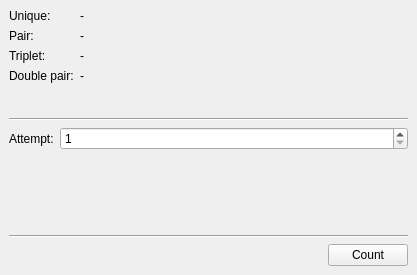
Before: the Qt Designer form Lab1/1/View/Windows/MainWindow.ui in DanilaG/PatternRecognition, drawn with Qt 5.
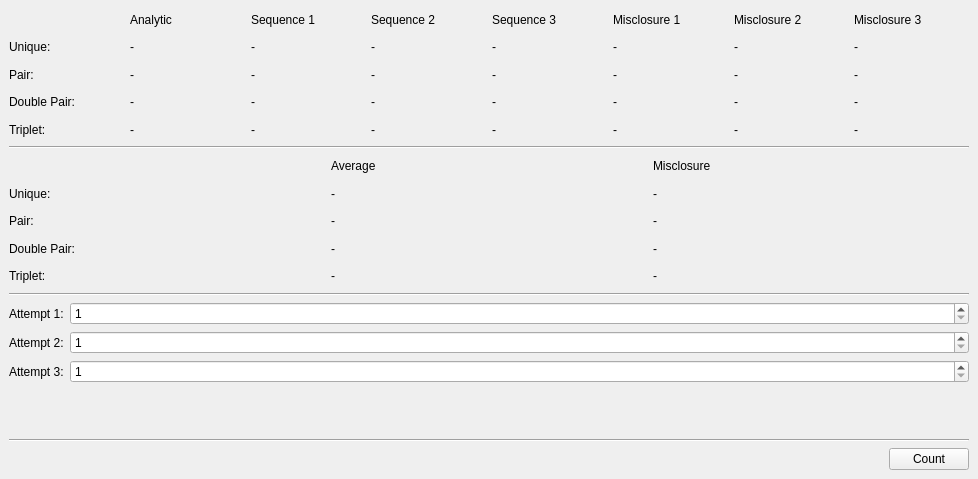
After: the same form once the commit is applied.

Commit message: For 1 task: 1) More information is added in the window. 2) Algorithm is changed.

Patch:
```diff
--- a/Lab1/1/View/Windows/MainWindow.ui
+++ b/Lab1/1/View/Windows/MainWindow.ui
@@ -6,8 +6,8 @@
    <rect>
     <x>0</x>
     <y>0</y>
-    <width>417</width>
-    <height>275</height>
+    <width>978</width>
+    <height>479</height>
    </rect>
   </property>
   <property name="sizePolicy">
@@ -28,64 +28,326 @@
    </property>
    <layout class="QVBoxLayout" name="verticalLayout">
     <item>
-     <layout class="QVBoxLayout" name="MainLayout">
-      <property name="sizeConstraint">
-       <enum>QLayout::SetDefaultConstraint</enum>
-      </property>
-      <item>
-       <layout class="QFormLayout" name="AnswerLayout">
-        <property name="sizeConstraint">
-         <enum>QLayout::SetMaximumSize</enum>
-        </property>
-        <item row="0" column="0">
-         <widget class="QLabel" name="UniqueNameLabel">
+     <layout class="QGridLayout" name="Table1">
+      <item row="2" column="0">
+       <widget class="QLabel" name="PairNameLabel1">
+        <property name="text">
+         <string>Pair:</string>
+        </property>
+       </widget>
+      </item>
+      <item row="1" column="0">
+       <widget class="QLabel" name="UniqueNameLabel1">
           <property name="text">
            <string>Unique:</string>
           </property>
          </widget>
         </item>
+      <item row="0" column="4">
+       <widget class="QLabel" name="SeqAns3NameLabel">
+        <property name="text">
+         <string>Sequence 3</string>
+        </property>
+       </widget>
+      </item>
+      <item row="3" column="5">
+       <widget class="QLabel" name="DoublePairMisc1Label">
+        <property name="text">
+         <string>-</string>
+        </property>
+       </widget>
+      </item>
+      <item row="3" column="4">
+       <widget class="QLabel" name="DoublePairAns3Label">
+        <property name="text">
+         <string>-</string>
+        </property>
+       </widget>
+      </item>
+      <item row="0" column="2">
+       <widget class="QLabel" name="SeqAns1NameLabel">
+        <property name="text">
+         <string>Sequence 1</string>
+        </property>
+       </widget>
+      </item>
         <item row="0" column="1">
-         <widget class="QLabel" name="UniqueAnsLabel">
+       <widget class="QLabel" name="AnalyticAnsNameLabel">
           <property name="text">
+         <string>Analytic</string>
+        </property>
+       </widget>
+      </item>
+      <item row="1" column="3">
+       <widget class="QLabel" name="UniqueAns2Label">
+        <property name="text">
            <string>-</string>
           </property>
          </widget>
         </item>
-        <item row="1" column="0">
-         <widget class="QLabel" name="PairNameLabel">
+      <item row="1" column="1">
+       <widget class="QLabel" name="UniqueAnalyticAnsLabel">
           <property name="text">
-           <string>Pair:</string>
+         <string>-</string>
           </property>
          </widget>
         </item>
-        <item row="2" column="0">
-         <widget class="QLabel" name="TripletNameLabel">
+      <item row="2" column="1">
+       <widget class="QLabel" name="PairAnalyticAnsLabel">
+        <property name="text">
+         <string>-</string>
+        </property>
+       </widget>
+      </item>
+      <item row="3" column="1">
+       <widget class="QLabel" name="DoublePairAnalyticAnsLabel">
+        <property name="text">
+         <string>-</string>
+        </property>
+       </widget>
+      </item>
+      <item row="4" column="3">
+       <widget class="QLabel" name="TripletAns2Label">
+        <property name="text">
+         <string>-</string>
+        </property>
+       </widget>
+      </item>
+      <item row="4" column="0">
+       <widget class="QLabel" name="TripletNameLabel1">
           <property name="text">
            <string>Triplet:</string>
           </property>
          </widget>
         </item>
         <item row="3" column="0">
-         <widget class="QLabel" name="DoublePairNameLabel">
+       <widget class="QLabel" name="DoublePairNameLabel1">
           <property name="text">
-           <string>Double pair:</string>
+         <string>Double Pair:</string>
           </property>
          </widget>
         </item>
-        <item row="1" column="1">
+      <item row="1" column="5">
+       <widget class="QLabel" name="UniqueMisc1Label">
+        <property name="text">
+         <string>-</string>
+        </property>
+       </widget>
+      </item>
+      <item row="1" column="2">
+       <widget class="QLabel" name="UniqueAns1Label">
+        <property name="text">
+         <string>-</string>
+        </property>
+       </widget>
+      </item>
+      <item row="2" column="5">
+       <widget class="QLabel" name="PairMisc1Label">
+        <property name="text">
+         <string>-</string>
+        </property>
+       </widget>
+      </item>
+      <item row="0" column="3">
+       <widget class="QLabel" name="SeqAns2NameLabel">
+        <property name="text">
+         <string>Sequence 2</string>
+        </property>
+       </widget>
+      </item>
+      <item row="2" column="2">
+       <widget class="QLabel" name="PairAns1Label">
+        <property name="text">
+         <string>-</string>
+        </property>
+       </widget>
+      </item>
+      <item row="1" column="4">
+       <widget class="QLabel" name="UniqueAns3Label">
+        <property name="text">
+         <string>-</string>
+        </property>
+       </widget>
+      </item>
+      <item row="4" column="1">
+       <widget class="QLabel" name="TripletAnalyticAnsLabel">
+        <property name="text">
+         <string>-</string>
+        </property>
+       </widget>
+      </item>
+      <item row="3" column="3">
+       <widget class="QLabel" name="DoublePairAns2Label">
+        <property name="text">
+         <string>-</string>
+        </property>
+       </widget>
+      </item>
+      <item row="3" column="2">
+       <widget class="QLabel" name="DoublePairAns1Label">
+        <property name="text">
+         <string>-</string>
+        </property>
+       </widget>
+      </item>
+      <item row="0" column="5">
+       <widget class="QLabel" name="Misc1NameLabel">
+        <property name="text">
+         <string>Misclosure 1</string>
+        </property>
+       </widget>
+      </item>
+      <item row="2" column="3">
+       <widget class="QLabel" name="PairAns2Label">
+        <property name="text">
+         <string>-</string>
+        </property>
+       </widget>
+      </item>
+      <item row="2" column="4">
+       <widget class="QLabel" name="PairAns3Label">
+        <property name="text">
+         <string>-</string>
+        </property>
+       </widget>
+      </item>
+      <item row="4" column="5">
+       <widget class="QLabel" name="TripletMisc1Label">
+        <property name="text">
+         <string>-</string>
+        </property>
+       </widget>
+      </item>
+      <item row="4" column="2">
+       <widget class="QLabel" name="TripletAns1Label">
+        <property name="text">
+         <string>-</string>
+        </property>
+       </widget>
+      </item>
+      <item row="4" column="4">
+       <widget class="QLabel" name="TripletAns3Label">
+        <property name="text">
+         <string>-</string>
+        </property>
+       </widget>
+      </item>
+      <item row="1" column="6">
+       <widget class="QLabel" name="UniqueMisc2Label">
+        <property name="text">
+         <string>-</string>
+        </property>
+       </widget>
+      </item>
+      <item row="2" column="6">
+       <widget class="QLabel" name="PairMisc2Label">
+        <property name="text">
+         <string>-</string>
+        </property>
+       </widget>
+      </item>
+      <item row="3" column="6">
+       <widget class="QLabel" name="DoublePairMisc2Label">
+        <property name="text">
+         <string>-</string>
+        </property>
+       </widget>
+      </item>
+      <item row="4" column="6">
+       <widget class="QLabel" name="TripletMisc2Label">
+        <property name="text">
+         <string>-</string>
+        </property>
+       </widget>
+      </item>
+      <item row="1" column="7">
+       <widget class="QLabel" name="UniqueMisc3Label">
+        <property name="text">
+         <string>-</string>
+        </property>
+       </widget>
+      </item>
+      <item row="2" column="7">
+       <widget class="QLabel" name="PairMisc3Label">
+        <property name="text">
+         <string>-</string>
+        </property>
+       </widget>
+      </item>
+      <item row="0" column="6">
+       <widget class="QLabel" name="Misc2NameLabel">
+        <property name="text">
+         <string>Misclosure 2</string>
+        </property>
+       </widget>
+      </item>
+      <item row="0" column="7">
+       <widget class="QLabel" name="Misc3NameLabel">
+        <property name="text">
+         <string>Misclosure 3</string>
+        </property>
+       </widget>
+      </item>
+      <item row="3" column="7">
+       <widget class="QLabel" name="DoublePairMisc3Label">
+        <property name="text">
+         <string>-</string>
+        </property>
+       </widget>
+      </item>
+      <item row="4" column="7">
+       <widget class="QLabel" name="TripletMisc3Label">
+        <property name="text">
+         <string>-</string>
+        </property>
+       </widget>
+      </item>
+     </layout>
+    </item>
+    <item>
+     <widget class="Line" name="line">
+      <property name="orientation">
+       <enum>Qt::Horizontal</enum>
+      </property>
+     </widget>
+    </item>
+    <item>
+     <layout class="QGridLayout" name="Table2">
+      <item row="1" column="0">
+       <widget class="QLabel" name="UniqueNameLabel2">
+        <property name="text">
+         <string>Unique:</string>
+        </property>
+       </widget>
+      </item>
+      <item row="0" column="1">
+       <widget class="QLabel" name="AverAnsNameLabel">
+        <property name="text">
+         <string>Average</string>
+        </property>
+       </widget>
+      </item>
+      <item row="2" column="0">
+       <widget class="QLabel" name="PairNameLabel2">
+        <property name="text">
+         <string>Pair:</string>
+        </property>
+       </widget>
+      </item>
+      <item row="0" column="2">
+       <widget class="QLabel" name="MiscNameLabel">
+        <property name="text">
+         <string>Misclosure</string>
+        </property>
+       </widget>
+      </item>
+      <item row="2" column="1">
          <widget class="QLabel" name="PairAnsLabel">
           <property name="text">
            <string>-</string>
           </property>
          </widget>
         </item>
-        <item row="2" column="1">
-         <widget class="QLabel" name="TripletAnsLabel">
-          <property name="text">
-           <string>-</string>
-          </property>
-         </widget>
-        </item>
         <item row="3" column="1">
          <widget class="QLabel" name="DoublePairAnsLabel">
           <property name="text">
@@ -93,34 +355,59 @@
           </property>
          </widget>
         </item>
-       </layout>
+      <item row="3" column="0">
+       <widget class="QLabel" name="DoublePairNameLabel2">
+        <property name="text">
+         <string>Double Pair:</string>
+        </property>
+       </widget>
       </item>
-      <item>
-       <widget class="Line" name="line1">
-        <property name="orientation">
-         <enum>Qt::Horizontal</enum>
+      <item row="1" column="2">
+       <widget class="QLabel" name="UniqueMiscLabel">
+        <property name="text">
+         <string>-</string>
         </property>
        </widget>
       </item>
-      <item>
-       <layout class="QFormLayout" name="AttemptLayout">
-        <property name="sizeConstraint">
-         <enum>QLayout::SetMinimumSize</enum>
+      <item row="4" column="0">
+       <widget class="QLabel" name="TripletNameLabel2">
+        <property name="text">
+         <string>Triplet:</string>
         </property>
-        <item row="1" column="0">
-         <widget class="QLabel" name="AttemptLabel">
+       </widget>
+      </item>
+      <item row="3" column="2">
+       <widget class="QLabel" name="DoublePairMiscLabel">
           <property name="text">
-           <string>Attempt:</string>
+         <string>-</string>
           </property>
          </widget>
         </item>
         <item row="1" column="1">
-         <widget class="QSpinBox" name="AttemptSpinBox">
-          <property name="minimum">
-           <number>1</number>
-          </property>
-          <property name="maximum">
-           <number>1000000000</number>
+       <widget class="QLabel" name="UniqueAnsLabel">
+        <property name="text">
+         <string>-</string>
+        </property>
+       </widget>
+      </item>
+      <item row="4" column="1">
+       <widget class="QLabel" name="TripletAnsLabel">
+        <property name="text">
+         <string>-</string>
+        </property>
+       </widget>
+      </item>
+      <item row="2" column="2">
+       <widget class="QLabel" name="PairMiscLabel">
+        <property name="text">
+         <string>-</string>
+        </property>
+       </widget>
+      </item>
+      <item row="4" column="2">
+       <widget class="QLabel" name="TripletMiscLabel">
+        <property name="text">
+         <string>-</string>
           </property>
          </widget>
         </item>
@@ -133,6 +420,68 @@
         </property>
        </widget>
       </item>
+    <item>
+     <layout class="QFormLayout" name="Table3">
+      <item row="0" column="0">
+       <widget class="QLabel" name="Attempt1Label">
+        <property name="text">
+         <string>Attempt 1:</string>
+        </property>
+       </widget>
+      </item>
+      <item row="1" column="0">
+       <widget class="QLabel" name="Attempt2Label">
+        <property name="text">
+         <string>Attempt 2:</string>
+        </property>
+       </widget>
+      </item>
+      <item row="2" column="0">
+       <widget class="QLabel" name="Attempt3Label">
+        <property name="text">
+         <string>Attempt 3:</string>
+        </property>
+       </widget>
+      </item>
+      <item row="0" column="1">
+       <widget class="QSpinBox" name="Attempt1SpinBox">
+        <property name="minimum">
+         <number>1</number>
+        </property>
+        <property name="maximum">
+         <number>10000000</number>
+        </property>
+       </widget>
+      </item>
+      <item row="1" column="1">
+       <widget class="QSpinBox" name="Attempt2SpinBox">
+        <property name="minimum">
+         <number>1</number>
+        </property>
+        <property name="maximum">
+         <number>10000000</number>
+        </property>
+       </widget>
+      </item>
+      <item row="2" column="1">
+       <widget class="QSpinBox" name="Attempt3SpinBox">
+        <property name="minimum">
+         <number>1</number>
+        </property>
+        <property name="maximum">
+         <number>10000000</number>
+        </property>
+       </widget>
+      </item>
+     </layout>
+    </item>
+    <item>
+     <widget class="Line" name="line_2">
+      <property name="orientation">
+       <enum>Qt::Horizontal</enum>
+      </property>
+     </widget>
+    </item>
       <item>
        <widget class="QPushButton" name="CountButton">
         <property name="sizePolicy">
@@ -151,8 +500,6 @@
          <string>Count</string>
         </property>
        </widget>
-      </item>
-     </layout>
     </item>
    </layout>
   </widget>
```
Lines whose indentation alone changed are shown as unchanged. The commit also changes 4 other files.
